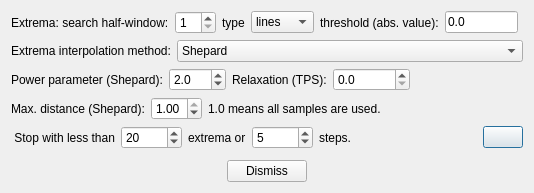
Qt form imagejockey/emd/emdanalysisdialog.ui (PauloCarvalhoRJ/gammaray) before a commit.
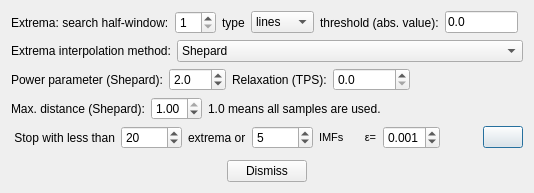
The same form after that commit. Icons and pictures are not drawn.

Commit message: EMD: corrections.

Patch:
```diff
--- a/imagejockey/emd/emdanalysisdialog.ui
+++ b/imagejockey/emd/emdanalysisdialog.ui
@@ -286,16 +286,48 @@
      <item>
       <widget class="QLabel" name="label_3">
        <property name="sizePolicy">
-        <sizepolicy hsizetype="Expanding" vsizetype="Preferred">
+        <sizepolicy hsizetype="Minimum" vsizetype="Preferred">
          <horstretch>0</horstretch>
          <verstretch>0</verstretch>
         </sizepolicy>
        </property>
        <property name="text">
-        <string>steps.</string>
+        <string>&lt;html&gt;&lt;head/&gt;&lt;body&gt;&lt;p&gt;&lt;span style=&quot; font-family:'Verdana,Arial,Tahoma,Calibri,Geneva,sans-serif'; font-size:11px;&quot;&gt;IMFs &amp;nbsp;&amp;nbsp;&amp;nbsp;&amp;nbsp;&amp;nbsp;&amp;nbsp;&amp;epsilon;=&lt;/span&gt;&lt;/p&gt;&lt;/body&gt;&lt;/html&gt;</string>
        </property>
       </widget>
      </item>
+     <item>
+      <widget class="QDoubleSpinBox" name="dblSpinEpsilon">
+       <property name="decimals">
+        <number>3</number>
+       </property>
+       <property name="minimum">
+        <double>0.000000000000000</double>
+       </property>
+       <property name="maximum">
+        <double>1.000000000000000</double>
+       </property>
+       <property name="singleStep">
+        <double>0.010000000000000</double>
+       </property>
+       <property name="value">
+        <double>0.001000000000000</double>
+       </property>
+      </widget>
+     </item>
+     <item>
+      <spacer name="horizontalSpacer_5">
+       <property name="orientation">
+        <enum>Qt::Horizontal</enum>
+       </property>
+       <property name="sizeHint" stdset="0">
+        <size>
+         <width>40</width>
+         <height>20</height>
+        </size>
+       </property>
+      </spacer>
+     </item>
      <item>
       <widget class="QPushButton" name="btnPerformEMD">
        <property name="toolTip">
```
The commit also changes 2 other files.
